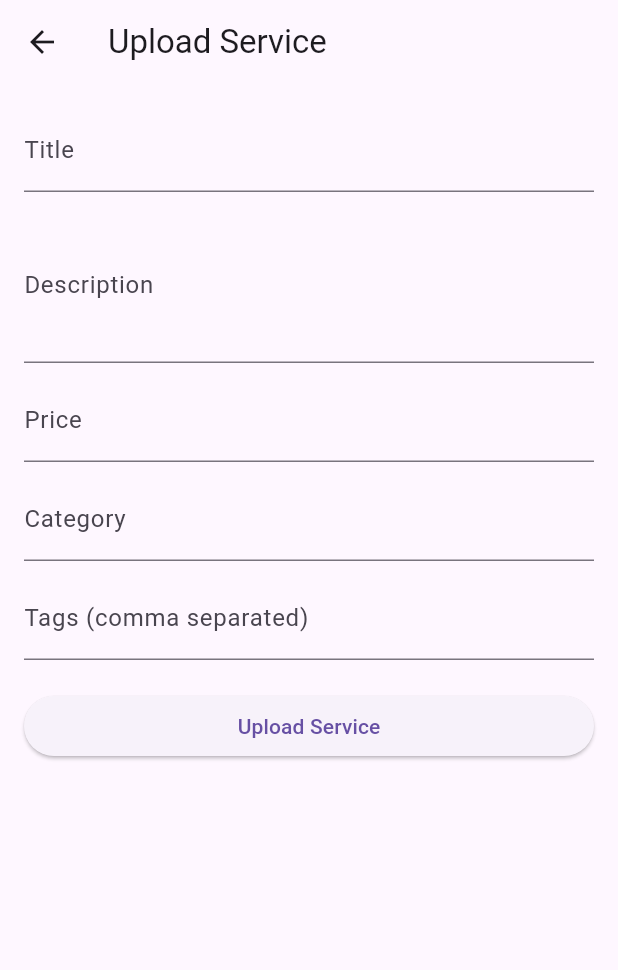
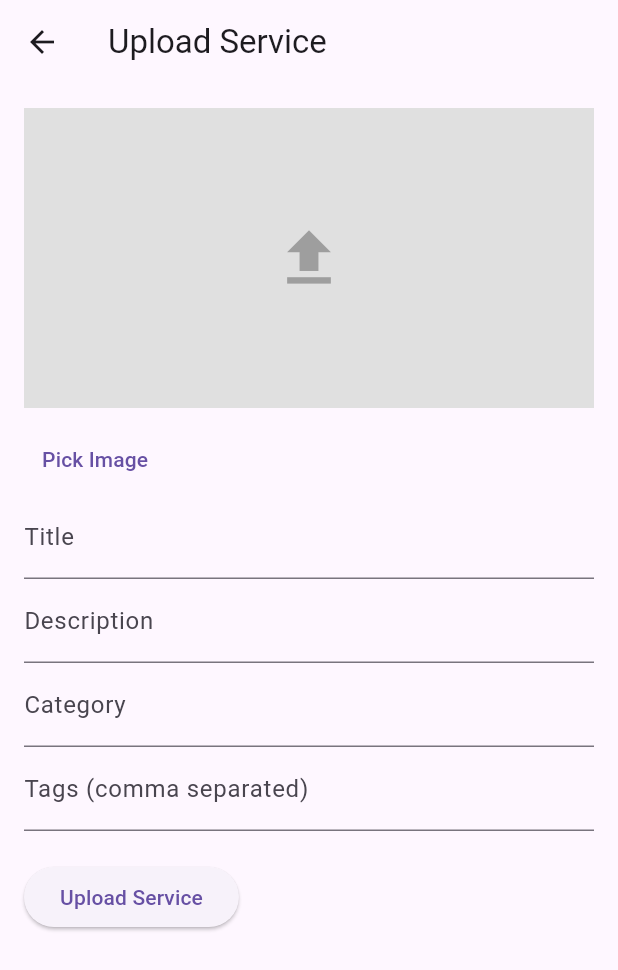
Before and after one commit to Gridiffin/USQ1, a Flutter app: the ProfilePage screen opened directly, after a tap on "Upload Service", on a phone screen of 412 x 824 dp. Shown: the top 970 px of the screen. Run offline on Flutter 3.47's test engine with Material 3 defaults, Android fonts, the phone set to English and light mode, and no system bars; our stand-ins replace cloud_firestore, firebase_auth, firebase_core, firebase_messaging, image_picker; accounts and stored records are empty.

Commit message:
upload pic for service

```diff
--- a/lib/src/screens/profile/profilepage.dart
+++ b/lib/src/screens/profile/profilepage.dart
@@ -136,7 +136,7 @@ class _ProfilePageState extends State<ProfilePage> {
     Navigator.push(
       context,
       MaterialPageRoute(
-        builder: (context) => UploadServiceScreen(),
+        builder: (context) => UploadServicePage(),
       ),
     );
   }
--- a/lib/src/screens/profile/uploadservice.dart
+++ b/lib/src/screens/profile/uploadservice.dart
@@ -1,36 +1,72 @@
 import 'package:flutter/material.dart';
 import 'package:cloud_firestore/cloud_firestore.dart';
+import 'package:firebase_auth/firebase_auth.dart';
+import 'package:image_picker/image_picker.dart';
+import 'dart:io';
+import 'package:path_provider/path_provider.dart';
 import 'package:uuid/uuid.dart';
 
-class UploadServiceScreen extends StatefulWidget {
+class UploadServicePage extends StatefulWidget {
   @override
-  _UploadServiceScreenState createState() => _UploadServiceScreenState();
+  _UploadServicePageState createState() => _UploadServicePageState();
 }
 
-class _UploadServiceScreenState extends State<UploadServiceScreen> {
-  final _titleController = TextEditingController();
-  final _descriptionController = TextEditingController();
-  final _priceController = TextEditingController();
-  final _categoryController = TextEditingController();
-  final _tagsController = TextEditingController();
+class _UploadServicePageState extends State<UploadServicePage> {
+  final TextEditingController _titleController = TextEditingController();
+  final TextEditingController _descriptionController = TextEditingController();
+  final TextEditingController _categoryController = TextEditingController();
+  final TextEditingController _tagsController = TextEditingController();
+  File? _serviceImage;
+  final _firestore = FirebaseFirestore.instance;
+  final _auth = FirebaseAuth.instance;
 
-  final FirebaseFirestore _firestore = FirebaseFirestore.instance;
+  Future<void> _pickImage() async {
+    final pickedFile =
+        await ImagePicker().pickImage(source: ImageSource.gallery);
+    if (pickedFile != null) {
+      setState(() {
+        _serviceImage = File(pickedFile.path);
+      });
+    } else {
+      ScaffoldMessenger.of(context).showSnackBar(
+        SnackBar(content: Text('No image selected.')),
+      );
+    }
+  }
+
+  Future<String> _saveImageLocally(File image, String serviceId) async {
+    final directory = await getApplicationDocumentsDirectory();
+    final imagePath = '${directory.path}/$serviceId.jpg';
+    final savedImage = await image.copy(imagePath);
+    return savedImage.path;
+  }
 
   void _uploadService() async {
     final uuid = Uuid();
     final serviceId = uuid.v4();
+    String? imagePath;
+
+    if (_serviceImage != null) {
+      try {
+        imagePath = await _saveImageLocally(_serviceImage!, serviceId);
+      } catch (e) {
+        ScaffoldMessenger.of(context).showSnackBar(
+          SnackBar(content: Text('Failed to save image: $e')),
+        );
+        return;
+      }
+    }
 
     try {
       await _firestore.collection('services').doc(serviceId).set({
         'id': serviceId,
         'title': _titleController.text,
         'description': _descriptionController.text,
-        'price': double.parse(_priceController.text),
         'category': _categoryController.text,
         'tags': _tagsController.text.split(','),
-        'providerId': 'currentUserId', // Replace with actual provider ID
+        'imagePath': imagePath ?? '',
+        'providerId': _auth.currentUser?.displayName ?? 'Unknown User',
         'rating': 0.0,
-        'images': [], // Add logic for image uploads if needed
         'createdAt': DateTime.now().toIso8601String(),
       });
 
@@ -48,9 +84,11 @@ class _UploadServiceScreenState extends State<UploadServiceScreen> {
   void _clearForm() {
     _titleController.clear();
     _descriptionController.clear();
-    _priceController.clear();
     _categoryController.clear();
     _tagsController.clear();
+    setState(() {
+      _serviceImage = null;
+    });
   }
 
   @override
@@ -65,39 +103,43 @@ class _UploadServiceScreenState extends State<UploadServiceScreen> {
           child: Column(
             crossAxisAlignment: CrossAxisAlignment.start,
             children: [
+              GestureDetector(
+                onTap: _pickImage,
+                child: Container(
+                  width: double.infinity,
+                  height: 200,
+                  color: Colors.grey[300],
+                  child: _serviceImage != null
+                      ? Image.file(_serviceImage!, fit: BoxFit.cover)
+                      : Icon(Icons.upload, size: 50, color: Colors.grey),
+                ),
+              ),
+              SizedBox(height: 10),
+              TextButton(
+                onPressed: _pickImage,
+                child: Text('Pick Image'),
+              ),
               TextField(
                 controller: _titleController,
                 decoration: InputDecoration(labelText: 'Title'),
               ),
-              SizedBox(height: 10),
               TextField(
                 controller: _descriptionController,
                 decoration: InputDecoration(labelText: 'Description'),
-                maxLines: 3,
               ),
-              SizedBox(height: 10),
-              TextField(
-                controller: _priceController,
-                decoration: InputDecoration(labelText: 'Price'),
-                keyboardType: TextInputType.number,
-              ),
-              SizedBox(height: 10),
               TextField(
                 controller: _categoryController,
                 decoration: InputDecoration(labelText: 'Category'),
               ),
-              SizedBox(height: 10),
               TextField(
                 controller: _tagsController,
-                decoration: InputDecoration(labelText: 'Tags (comma separated)'),
+                decoration:
+                    InputDecoration(labelText: 'Tags (comma separated)'),
               ),
               SizedBox(height: 20),
-              SizedBox(
-                width: double.infinity,
-                child: ElevatedButton(
-                  onPressed: _uploadService,
-                  child: Text('Upload Service'),
-                ),
+              ElevatedButton(
+                onPressed: _uploadService,
+                child: Text('Upload Service'),
               ),
             ],
           ),
```
Also changed, not shown: lib/src/models/servicemodels.dart (+24 -63 lines), lib/src/screens/home/homepage.dart (+120 -82 lines), 1 other file.
